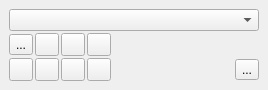
First picture: the form in plugins/textshape/dialogs/SimpleParagraphWidget.ui, repository KDE/krita, before the edit.
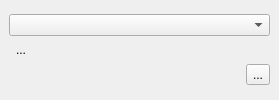
Second picture: the form after the edit. Custom widgets are drawn as their Qt base class.

Commit message: use flat buttons in the textshape docker BUG:308865 REVIEW:107190

Patch:
```diff
--- a/plugins/textshape/dialogs/SimpleParagraphWidget.ui
+++ b/plugins/textshape/dialogs/SimpleParagraphWidget.ui
@@ -6,8 +6,8 @@
    <rect>
     <x>0</x>
     <y>0</y>
-    <width>268</width>
-    <height>90</height>
+    <width>279</width>
+    <height>100</height>
    </rect>
   </property>
   <property name="sizePolicy">
@@ -61,6 +61,15 @@
           <property name="text">
            <string>...</string>
           </property>
+          <property name="iconSize">
+           <size>
+            <width>16</width>
+            <height>16</height>
+           </size>
+          </property>
+          <property name="autoRaise">
+           <bool>true</bool>
+          </property>
          </widget>
         </item>
         <item row="3" column="7">
@@ -72,8 +81,14 @@
         </item>
         <item row="2" column="2">
          <widget class="QToolButton" name="decreaseIndent">
+          <property name="iconSize">
+           <size>
+            <width>16</width>
+            <height>16</height>
+           </size>
+          </property>
           <property name="autoRaise">
-           <bool>false</bool>
+           <bool>true</bool>
           </property>
          </widget>
         </item>
@@ -81,29 +96,53 @@
          <layout class="QHBoxLayout" name="horizontalLayout">
           <item>
            <widget class="QToolButton" name="alignLeft">
+            <property name="iconSize">
+             <size>
+              <width>16</width>
+              <height>16</height>
+             </size>
+            </property>
             <property name="autoRaise">
-             <bool>false</bool>
+             <bool>true</bool>
             </property>
            </widget>
           </item>
           <item>
            <widget class="QToolButton" name="alignCenter">
+            <property name="iconSize">
+             <size>
+              <width>16</width>
+              <height>16</height>
+             </size>
+            </property>
             <property name="autoRaise">
-             <bool>false</bool>
+             <bool>true</bool>
             </property>
            </widget>
           </item>
           <item>
            <widget class="QToolButton" name="alignRight">
+            <property name="iconSize">
+             <size>
+              <width>16</width>
+              <height>16</height>
+             </size>
+            </property>
             <property name="autoRaise">
-             <bool>false</bool>
+             <bool>true</bool>
             </property>
            </widget>
           </item>
           <item>
            <widget class="QToolButton" name="alignBlock">
+            <property name="iconSize">
+             <size>
+              <width>16</width>
+              <height>16</height>
+             </size>
+            </property>
             <property name="autoRaise">
-             <bool>false</bool>
+             <bool>true</bool>
             </property>
            </widget>
           </item>
@@ -124,13 +163,29 @@
         </item>
         <item row="2" column="3">
          <widget class="QToolButton" name="increaseIndent">
+          <property name="iconSize">
+           <size>
+            <width>16</width>
+            <height>16</height>
+           </size>
+          </property>
           <property name="autoRaise">
-           <bool>false</bool>
+           <bool>true</bool>
           </property>
          </widget>
         </item>
         <item row="2" column="4">
-         <widget class="QToolButton" name="changeTextDirection"/>
+         <widget class="QToolButton" name="changeTextDirection">
+          <property name="iconSize">
+           <size>
+            <width>16</width>
+            <height>16</height>
+           </size>
+          </property>
+          <property name="autoRaise">
+           <bool>true</bool>
+          </property>
+         </widget>
         </item>
        </layout>
       </item>
```
The commit also changes 3 other files.
